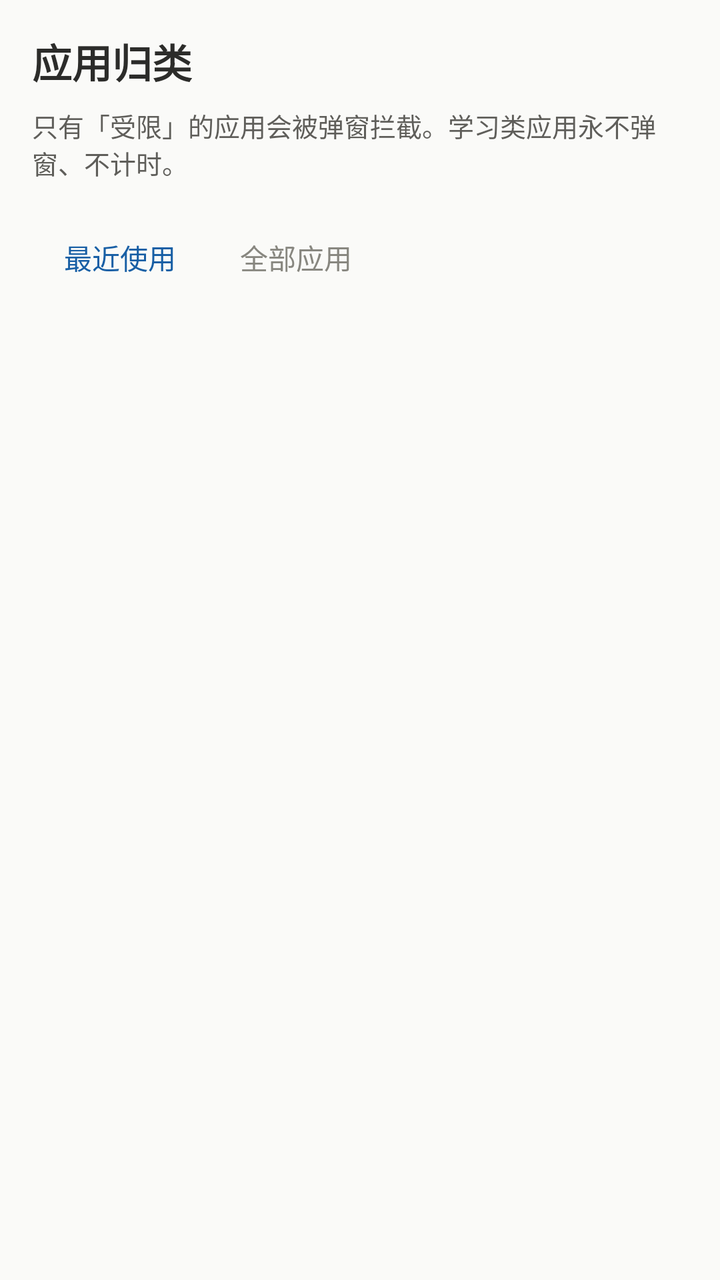
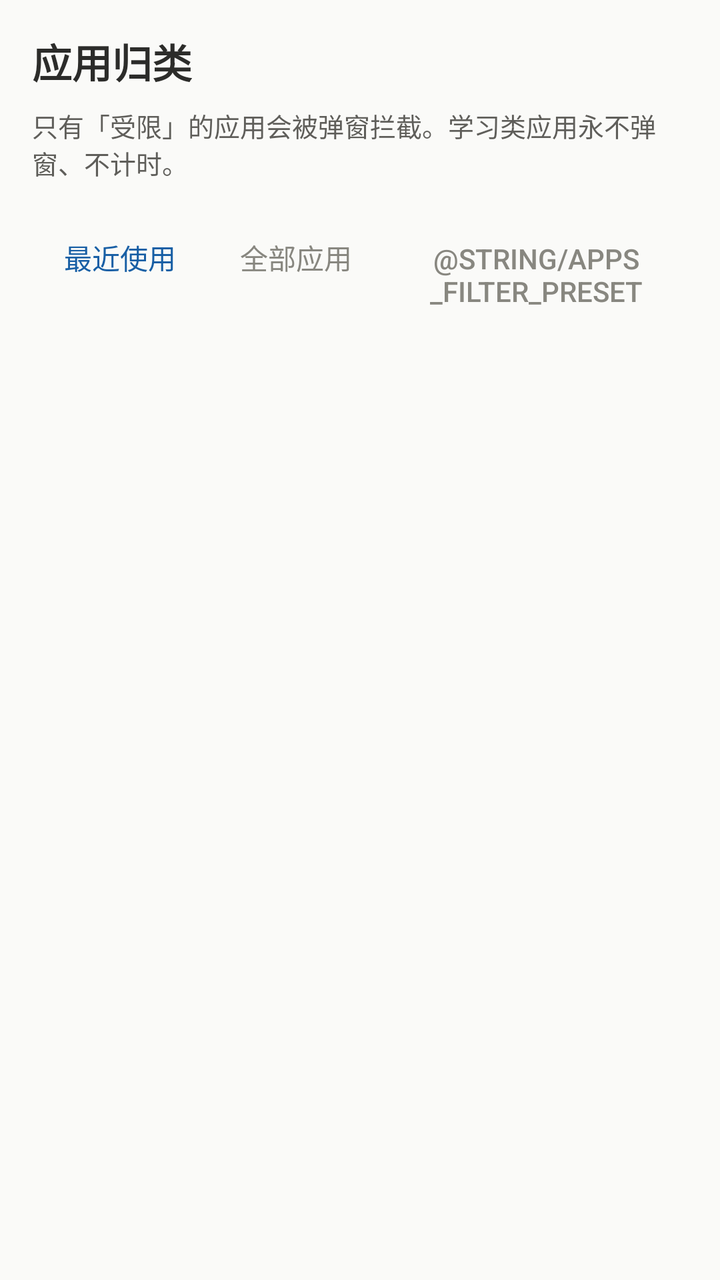

The first picture is an Android layout as it rendered before a commit; the second is the same layout after the commit. The layout source and the unified diff follow.
<!-- AndroidManifest.xml: application theme Theme.KidsGuard -->
<!-- res/layout/activity_app_list.xml -->
<?xml version="1.0" encoding="utf-8"?>
<LinearLayout xmlns:android="http://schemas.android.com/apk/res/android"
    android:layout_width="match_parent"
    android:layout_height="match_parent"
    android:background="@color/bg_page"
    android:orientation="vertical"
    android:padding="16dp">

    <TextView
        android:layout_width="wrap_content"
        android:layout_height="wrap_content"
        android:text="@string/apps_title"
        android:textColor="@color/text_main"
        android:textSize="20sp"
        android:textStyle="bold" />

    <TextView
        android:layout_width="match_parent"
        android:layout_height="wrap_content"
        android:layout_marginTop="8dp"
        android:text="@string/apps_tip"
        android:textColor="@color/text_sub"
        android:textSize="13sp" />

    <LinearLayout
        android:layout_width="match_parent"
        android:layout_height="wrap_content"
        android:layout_marginTop="14dp"
        android:orientation="horizontal">

        <Button
            android:id="@+id/btnRecent"
            style="?android:attr/borderlessButtonStyle"
            android:layout_width="wrap_content"
            android:layout_height="wrap_content"
            android:text="@string/apps_filter_recent"
            android:textColor="@color/brand" />

        <Button
            android:id="@+id/btnAll"
            style="?android:attr/borderlessButtonStyle"
            android:layout_width="wrap_content"
            android:layout_height="wrap_content"
            android:text="@string/apps_filter_all"
            android:textColor="@color/text_hint" />

    </LinearLayout>

    <androidx.recyclerview.widget.RecyclerView
        android:id="@+id/recycler"
        android:layout_width="match_parent"
        android:layout_height="0dp"
        android:layout_marginTop="8dp"
        android:layout_weight="1" />

    <TextView
        android:id="@+id/tvEmpty"
        android:layout_width="match_parent"
        android:layout_height="wrap_content"
        android:layout_marginTop="24dp"
        android:gravity="center"
        android:text="@string/apps_empty"
        android:textColor="@color/text_hint"
        android:textSize="14sp"
        android:visibility="gone" />

</LinearLayout>
<!-- resources referenced by this layout -->
<resources>
  <color name="bg_page">#FAFAF8</color>
  <color name="brand">#185FA5</color>
  <color name="text_hint">#888780</color>
  <color name="text_main">#2C2C2A</color>
  <color name="text_sub">#5F5E5A</color>
  <string name="apps_empty">暂无数据，先开启使用情况访问权限</string>
  <string name="apps_filter_all">全部应用</string>
  <string name="apps_filter_recent">最近使用</string>
  <string name="apps_tip">只有「受限」的应用会被弹窗拦截。学习类应用永不弹窗、不计时。</string>
  <string name="apps_title">应用归类</string>
  <style name="Theme.KidsGuard" parent="Theme.KidsGuard.Ocean" />
  <style name="Theme.KidsGuard.Ocean" parent="Theme.MaterialComponents.Light.NoActionBar">
          <item name="colorPrimary">@color/ocean_brand</item>
          <item name="colorPrimaryDark">@color/ocean_brand_dark</item>
          <item name="colorAccent">@color/ocean_brand</item>
          <item name="kgBrand">@color/ocean_brand</item>
          <item name="kgBrandDark">@color/ocean_brand_dark</item>
          <item name="kgBrandLight">@color/ocean_brand_light</item>
          <item name="kgPageBg">@color/ocean_page</item>
          <item name="kgCardBg">@color/bg_card</item>
          <item name="android:windowBackground">@color/ocean_page</item>
          <item name="android:statusBarColor">@color/ocean_brand_dark</item>
      </style>
  <color name="ocean_brand">#185FA5</color>
  <color name="ocean_brand_dark">#0C447C</color>
  <color name="ocean_brand_light">#E6F1FB</color>
  <color name="ocean_page">#F4F8FC</color>
  <color name="bg_card">#FFFFFF</color>
</resources>

<!-- the commit's change to res/layout/activity_app_list.xml (unified diff, before → after) -->
@@ -44,7 +44,26 @@
             android:text="@string/apps_filter_all"
             android:textColor="@color/text_hint" />
 
+        <Button
+            android:id="@+id/btnPreset"
+            style="?android:attr/borderlessButtonStyle"
+            android:layout_width="wrap_content"
+            android:layout_height="wrap_content"
+            android:text="@string/apps_filter_preset"
+            android:textColor="@color/text_hint" />
+
     </LinearLayout>
+
+    
+    <Button
+        android:id="@+id/btnMarkAll"
+        android:layout_width="match_parent"
+        android:layout_height="wrap_content"
+        android:layout_marginTop="6dp"
+        android:backgroundTint="@color/restricted"
+        android:text="@string/apps_mark_all"
+        android:textColor="#FFFFFF"
+        android:visibility="gone" />
 
     <androidx.recyclerview.widget.RecyclerView
         android:id="@+id/recycler"
<!-- resource entries referenced after the edit -->
@@ -2,6 +2,7 @@
 <resources>
   <color name="bg_page">#FAFAF8</color>
   <color name="brand">#185FA5</color>
+  <color name="restricted">#854F0B</color>
   <color name="text_hint">#888780</color>
   <color name="text_main">#2C2C2A</color>
   <color name="text_sub">#5F5E5A</color>
